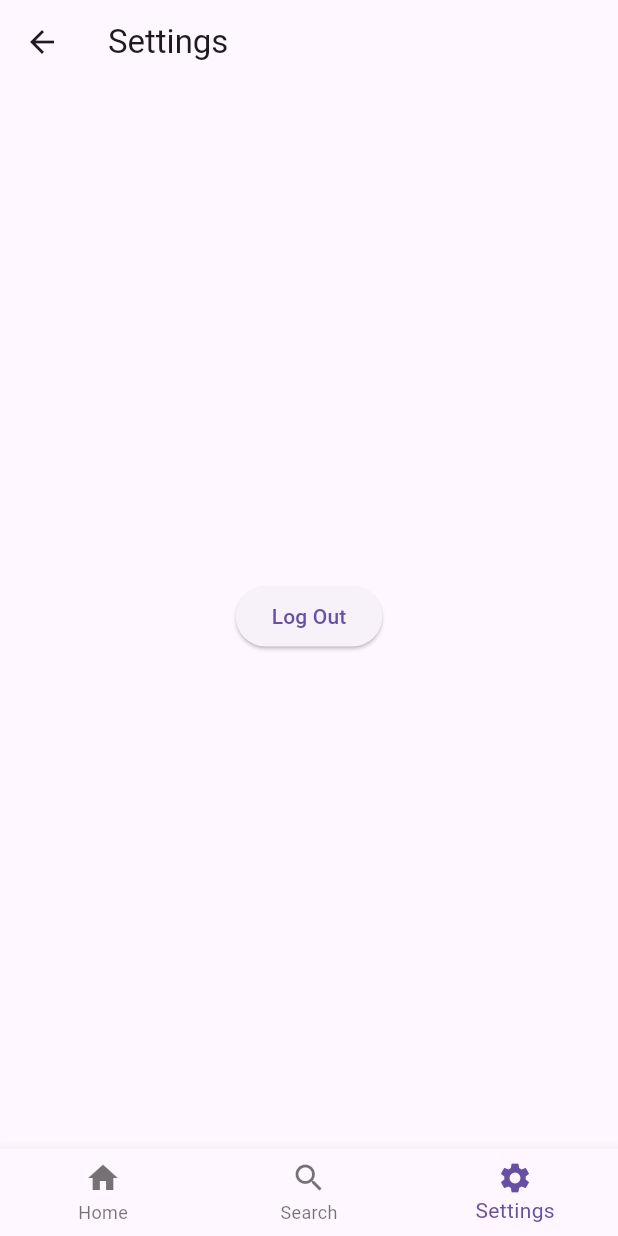
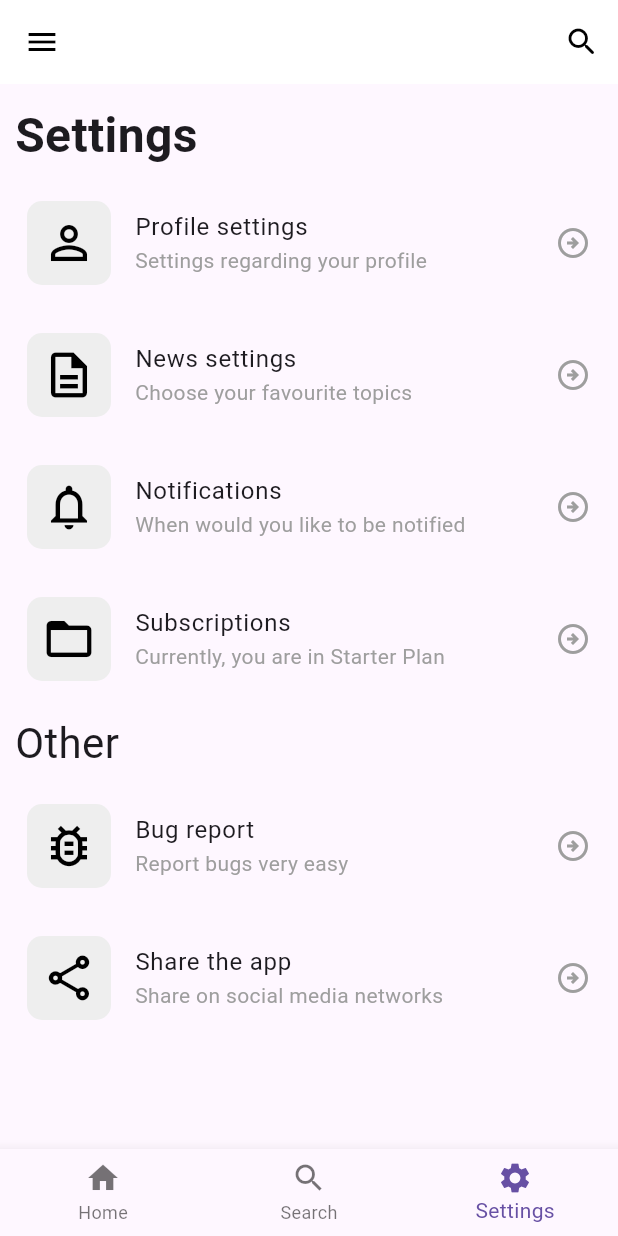
Before and after one commit to BelajarCuan/BelajarFlutter, a Flutter app: the MyWidget screen opened directly, item 3 of the bottom bar chosen, on a phone screen of 412 x 824 dp. Run offline on Flutter 3.47's test engine with Material 3 defaults, Android fonts, the phone set to English and light mode, and no system bars; our stand-ins replace google_fonts.

Commit message:
quiz menu settings

```diff
--- a/Tugas8-SlacingHalaman/slacinghalamangetstarted/lib/main_page.dart
+++ b/Tugas8-SlacingHalaman/slacinghalamangetstarted/lib/main_page.dart
@@ -2,6 +2,7 @@ import 'package:flutter/material.dart';
 import 'home_news.dart';
 import 'search_page.dart';
 import 'setting_page.dart';
+import 'quiz.dart';
 
 class MyWidget extends StatefulWidget {
   const MyWidget({super.key});
@@ -16,7 +17,7 @@ class _MyWidgetState extends State<MyWidget> {
   final List<Widget> _children = [
     HomeNewsPage(),
     SearchPage(),
-    SettingPage(),
+    SettingsPage(),
   ];
 
   void onTabTapped(int index) {
--- /dev/null
+++ b/Tugas8-SlacingHalaman/slacinghalamangetstarted/lib/quiz.dart
@@ -0,0 +1,111 @@
+import 'package:flutter/material.dart';
+
+class SettingsPage extends StatelessWidget {
+  @override
+  Widget build(BuildContext context) {
+    return Scaffold(
+      appBar: AppBar(
+        title: Text('', style: TextStyle(color: Colors.black)),
+        backgroundColor: Colors.white,
+        elevation: 0,
+        leading: IconButton(
+          icon: Icon(Icons.menu, color: Colors.black),
+          onPressed: () {},
+        ),
+        actions: [
+          IconButton(
+            icon: Icon(Icons.search_rounded, color: Colors.black),
+            onPressed: () {},
+          ),
+        ],
+      ),
+      body: Padding(
+        padding: const EdgeInsets.all(10.0),
+        child: Column(
+          crossAxisAlignment: CrossAxisAlignment.start,
+          children: [
+            const SizedBox(height: 1),
+            Text(
+              'Settings',
+              style: TextStyle(fontSize: 32, fontWeight: FontWeight.bold),
+            ),
+            const SizedBox(height: 5),
+            Expanded(
+              child: ListView(
+                children: [
+                  _buildSettingsItem(
+                    icon: Icons.person_outline,
+                    title: 'Profile settings',
+                    subtitle: 'Settings regarding your profile',
+                    onTap: () {},
+                  ),
+                  _buildSettingsItem(
+                    icon: Icons.description_outlined,
+                    title: 'News settings',
+                    subtitle: 'Choose your favourite topics',
+                    onTap: () {},
+                  ),
+                  _buildSettingsItem(
+                    icon: Icons.notifications_outlined,
+                    title: 'Notifications',
+                    subtitle: 'When would you like to be notified',
+                    onTap: () {},
+                  ),
+                  _buildSettingsItem(
+                    icon: Icons.folder_open_outlined,
+                    title: 'Subscriptions',
+                    subtitle: 'Currently, you are in Starter Plan',
+                    onTap: () {},
+                  ),
+                  const SizedBox(height: 5),
+                  Text(
+                    'Other',
+                    style: TextStyle(fontSize: 28),
+                  ),
+                  const SizedBox(height: 5),
+                  _buildSettingsItem(
+                    icon: Icons.bug_report_outlined,
+                    title: 'Bug report',
+                    subtitle: 'Report bugs very easy',
+                    onTap: () {},
+                  ),
+                  _buildSettingsItem(
+                    icon: Icons.share_outlined,
+                    title: 'Share the app',
+                    subtitle: 'Share on social media networks',
+                    onTap: () {},
+                  ),
+                ],
+              ),
+            ),
+          ],
+        ),
+      ),
+    );
+  }
+
+  Widget _buildSettingsItem({
+    required IconData icon,
+    required String title,
+    required String subtitle,
+    required VoidCallback onTap,
+  }) {
+    return ListTile(
+      contentPadding: EdgeInsets.all(8.0),
+      leading: Container(
+        padding: EdgeInsets.all(10),
+        decoration: BoxDecoration(
+          color: Colors.grey[200],
+          borderRadius: BorderRadius.circular(10),
+        ),
+        child: Icon(icon, size: 36, color: Colors.black),
+      ),
+      title: Text(title, style: TextStyle()),
+      subtitle: Text(subtitle, style: TextStyle(color: Colors.grey)),
+      trailing: Container(
+        child: Icon(Icons.arrow_circle_right_outlined, color: Colors.grey),
+      ),
+      onTap: onTap,
+    );
+  }
+}
```
Also changed, not shown: Tugas8-SlacingHalaman/slacinghalamangetstarted/assets/screenshot_quiz2(1).jpeg (added), Tugas8-SlacingHalaman/slacinghalamangetstarted/assets/screenshot_quiz2.jpeg (added).
